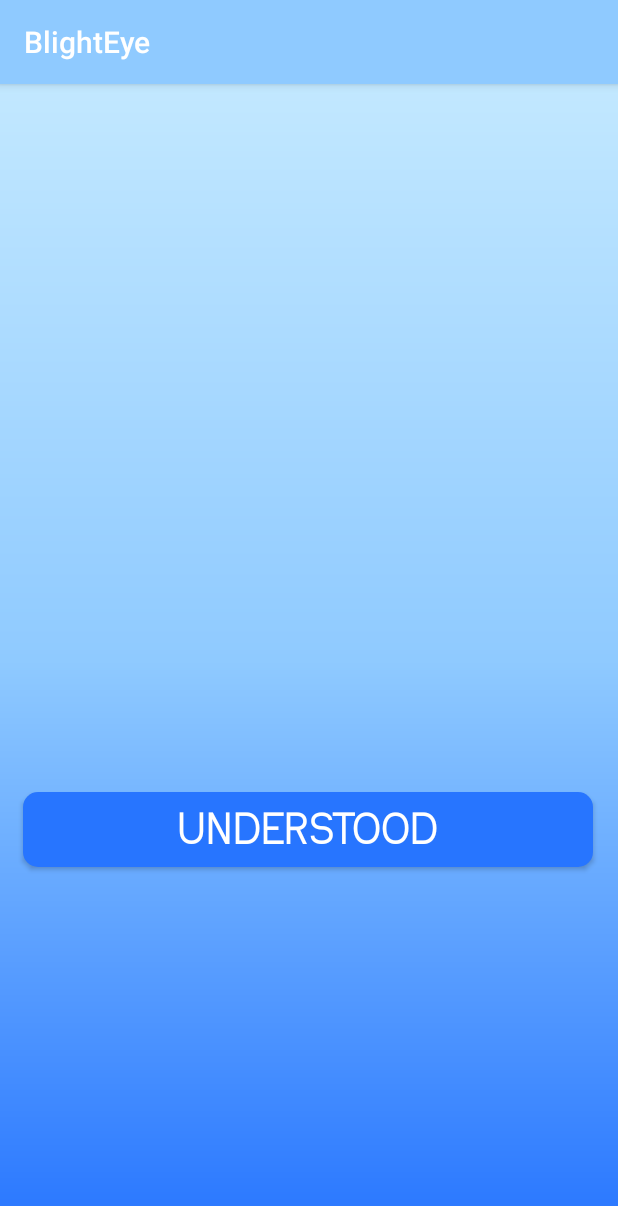
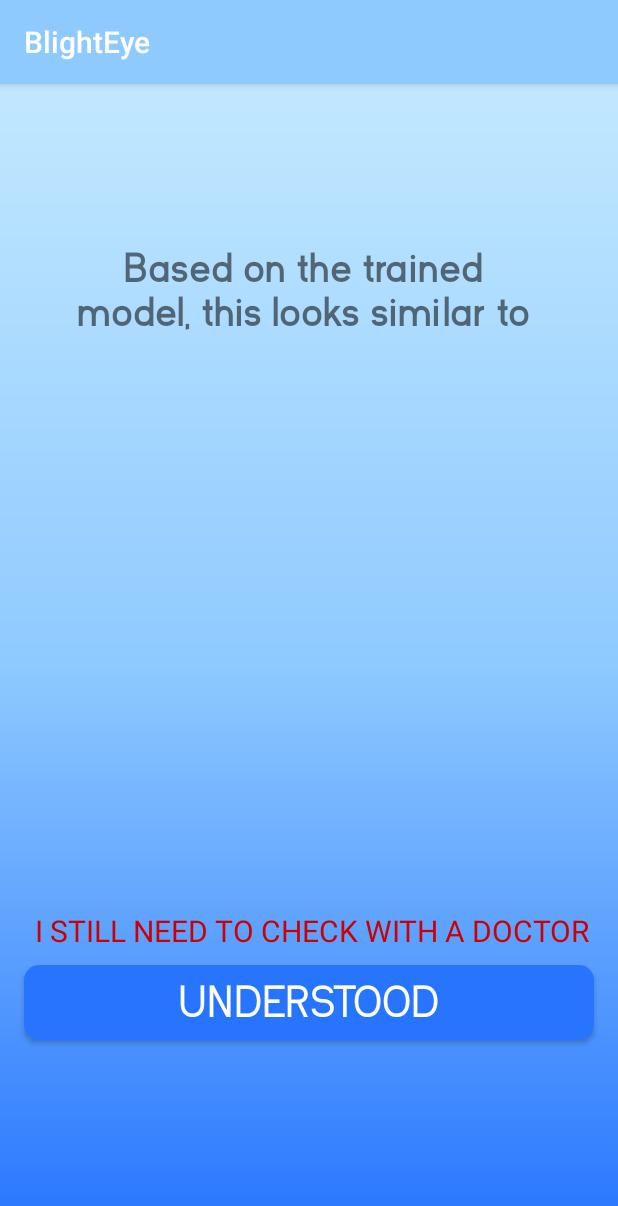
Before and after one commit to kennethsauers/SwampHack2020_CanHelp, an Android app: the ResultsPage screen opened directly, with no data from a screen before it, on a phone screen of 412 x 824 dp. Shown: the top 1206 px of the screen. Run offline under Robolectric (Android 15) with nearby library versions, the phone set to English and light mode, and no system bars; network calls fail; 1 statement that could not run was skipped.

Commit message:
results page fix

```diff
--- a/app/BlightEye/app/src/main/java/com/hackathon/blighteye/MainActivity.java
+++ b/app/BlightEye/app/src/main/java/com/hackathon/blighteye/MainActivity.java
@@ -46,6 +46,7 @@ public class MainActivity extends AppCompatActivity {
 
     public void goToTakeAPicture(View view){
         Intent intent = new Intent(this, TakeAPicture.class);
-        startActivity(intent);
+        int reqCode = 0;
+        startActivityForResult(intent, reqCode);
     }
 }
--- a/app/BlightEye/app/src/main/java/com/hackathon/blighteye/RequestsActivity.java
+++ b/app/BlightEye/app/src/main/java/com/hackathon/blighteye/RequestsActivity.java
@@ -48,7 +48,7 @@ public class RequestsActivity extends AppCompatActivity {
     private ImageView imageView;
     View toPass;
 
-    String url = "https://cool-phalanx-266913.appspot.com/screening";
+    String url = "https://cool-phalanx-266913.appspot.com/skin";
 
     @Override
     protected void onCreate(Bundle savedInstanceState) {
@@ -169,6 +169,8 @@ public class RequestsActivity extends AppCompatActivity {
         SomeData data = new SomeData(0, dis, "");
 
         intent.putExtra("SomeData", data);
+//        int reqCode = 0;
         startActivity(intent);
+        finish();
     }
 }
--- a/app/BlightEye/app/src/main/java/com/hackathon/blighteye/ResultsPage.java
+++ b/app/BlightEye/app/src/main/java/com/hackathon/blighteye/ResultsPage.java
@@ -3,6 +3,7 @@ package com.hackathon.blighteye;
 import androidx.appcompat.app.AppCompatActivity;
 
 import android.os.Bundle;
+import android.view.View;
 import android.widget.Button;
 import android.widget.TextView;
 
@@ -25,5 +26,12 @@ public class ResultsPage extends AppCompatActivity {
         disease = passedData.getConditionName();
 
         resultsTexView.setText(disease);
+
+        understoodBbutton.setOnClickListener(new View.OnClickListener() {
+            @Override
+            public void onClick(View view) {
+                finish();
+            }
+        });
     }
 }
--- a/app/BlightEye/app/src/main/res/layout/activity_results.xml
+++ b/app/BlightEye/app/src/main/res/layout/activity_results.xml
@@ -8,28 +8,52 @@
     tools:context=".ResultsPage">
 
     <TextView
+        android:layout_width="308dp"
+        android:layout_height="85dp"
+        android:layout_marginStart="48dp"
+        android:layout_marginBottom="116dp"
+        android:fontFamily="@font/kayak_sans_bold"
+        android:text="Based on the trained model, this looks similar to"
+        android:textAlignment="center"
+        android:textSize="28dp"
+        app:layout_constraintBottom_toTopOf="@+id/resultsView"
+        app:layout_constraintStart_toStartOf="parent" />
+
+    <TextView
         android:id="@+id/resultsView"
         android:layout_width="match_parent"
-        android:layout_height="100dp"
-        android:layout_marginTop="172dp"
+        android:layout_height="wrap_content"
+        android:layout_marginTop="308dp"
+        android:fontFamily="@font/kayak_sans_bold"
         android:text="RESULTS GO HERE"
-        android:fontFamily="@font/kayak_sans_bold"
         android:textAlignment="center"
         android:textSize="30dp"
         app:layout_constraintTop_toTopOf="parent"
         tools:layout_editor_absoluteX="0dp" />
 
+    <TextView
+        android:layout_width="400dp"
+        android:layout_height="wrap_content"
+        android:layout_marginStart="8dp"
+        android:layout_marginBottom="9dp"
+        android:text="I STILL NEED TO CHECK WITH A DOCTOR"
+        android:textSize="20dp"
+        android:textColor="@android:color/holo_red_dark"
+        app:layout_constraintBottom_toTopOf="@+id/understood_button"
+        android:textAlignment="center"
+        app:layout_constraintStart_toStartOf="parent" />
+
     <Button
         android:id="@+id/understood_button"
         android:layout_width="380dp"
         android:layout_height="50dp"
-        android:layout_marginStart="15dp"
-        android:layout_marginTop="200dp"
+        android:layout_marginStart="16dp"
+        android:layout_marginTop="244dp"
         android:background="@drawable/front_page_button"
+        android:fontFamily="@font/kayak_sans_regular"
         android:text="understood"
         android:textColor="#FFFFFF"
         android:textSize="30sp"
-        android:fontFamily="@font/kayak_sans_regular"
         app:layout_constraintStart_toStartOf="parent"
         app:layout_constraintTop_toBottomOf="@+id/resultsView" />
 </androidx.constraintlayout.widget.ConstraintLayout>
```
